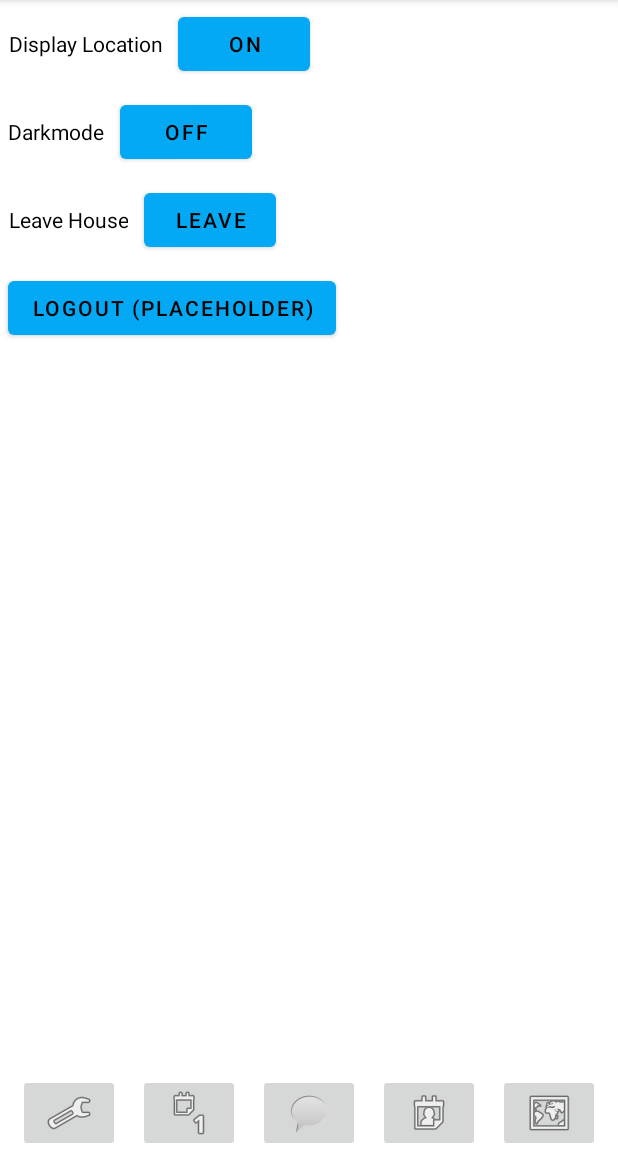
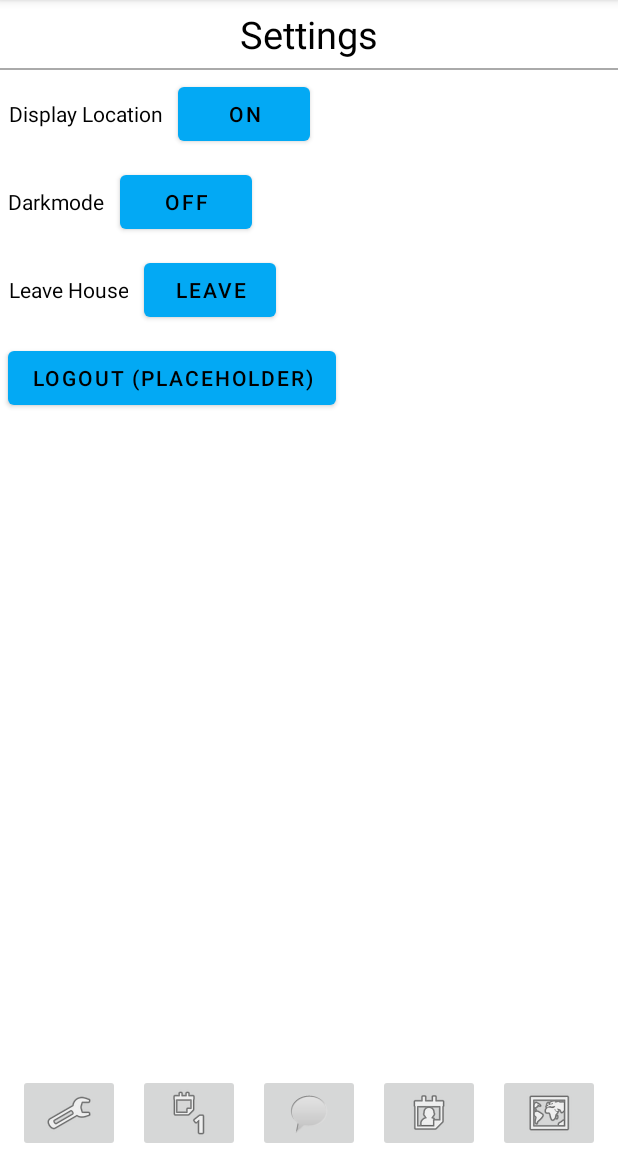
Before and after one commit to tbostanche/RoomMateys, an Android app: the SettingsActivity screen opened directly, with no data from a screen before it, on a phone screen of 412 x 824 dp, the part 84-1236 px from its top. Run offline under Robolectric (Android 15) with nearby library versions, the phone set to English and light mode, and no system bars; our stand-ins replace Firebase (no records; nobody signed in at launch, a user with empty details on screens opened directly).

Commit message:
Added Headings to all activities

```diff
--- a/app/src/main/res/layout/activity_settings.xml
+++ b/app/src/main/res/layout/activity_settings.xml
@@ -6,11 +6,33 @@
     android:layout_height="match_parent"
     tools:context=".SettingsActivity">
 
+    <TextView
+        android:layout_width="match_parent"
+        android:layout_height="wrap_content"
+        android:gravity="center"
+        android:id="@+id/settingsTitle"
+        android:text="Settings"
+        app:layout_constraintTop_toTopOf="parent"
+        app:layout_constraintLeft_toLeftOf="parent"
+        app:layout_constraintRight_toRightOf="parent"
+        android:textSize="25dp"
+        android:padding="5dp"/>
+
+    <View
+        android:id="@+id/settingsDividingLine"
+        android:layout_width="match_parent"
+        android:layout_height="1dp"
+        android:background="@android:color/darker_gray"
+        app:layout_constraintTop_toBottomOf="@id/settingsTitle"
+        app:layout_constraintBottom_toTopOf="@id/settingsOptions"
+        />
+
     <LinearLayout
         android:layout_width="match_parent"
         android:layout_height="wrap_content"
         android:orientation="vertical"
-        app:layout_constraintTop_toTopOf="parent">
+        app:layout_constraintTop_toBottomOf="@+id/settingsDividingLine"
+        android:id="@+id/settingsOptions">
 
         <LinearLayout
             android:layout_width="match_parent"
```
Also changed, not shown: app/src/main/res/layout/activity_chore.xml (+22 -1 lines), app/src/main/res/layout/activity_message.xml (+22 -1 lines), app/src/main/res/layout/activity_shopping.xml (+23 -2 lines).
